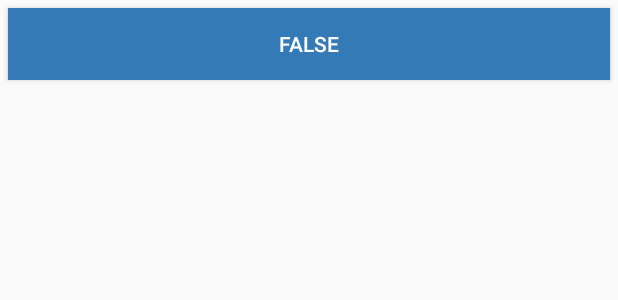
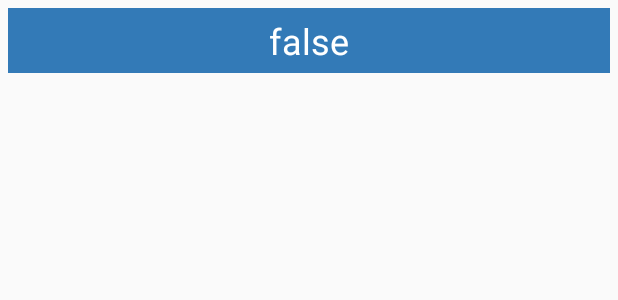
Before and after one commit to ArkadiuszGroch/SeniorCareAssistant, an Android app: the layout contact_row.xml on its own in the app's theme, with its tools: preview values and no code run, on a phone screen of 412 x 824 dp. Shown: the top 300 px of the screen. Run offline under Robolectric (Android 15) with nearby library versions, the phone set to English and light mode, and no system bars.

```diff
--- a/AndroidClient/app/src/main/java/pl/edu/pwste/goco/senior/Adapters/ContactsAdapter.java
+++ b/AndroidClient/app/src/main/java/pl/edu/pwste/goco/senior/Adapters/ContactsAdapter.java
@@ -1,13 +1,10 @@
 package pl.edu.pwste.goco.senior.Adapters;
 
 import android.content.Context;
-import android.support.annotation.NonNull;
-import android.support.annotation.Nullable;
 import android.view.LayoutInflater;
 import android.view.View;
 import android.view.ViewGroup;
 import android.widget.ArrayAdapter;
-import android.widget.ImageView;
 import android.widget.TextView;
 
 import java.util.Collections;
@@ -38,7 +35,7 @@ public class ContactsAdapter extends ArrayAdapter<Contact> {
         LayoutInflater inflater = (LayoutInflater) context
                 .getSystemService(Context.LAYOUT_INFLATER_SERVICE);
         View rowView = inflater.inflate(R.layout.contact_row, parent, false);
-        TextView textView = (TextView) rowView.findViewById(R.id.label);
+        TextView textView = (TextView) rowView.findViewById(R.id.contact_label);
         textView.setText(contactList.get(position).toString());
         return rowView;
     }
--- a/AndroidClient/app/src/main/res/layout/contact_row.xml
+++ b/AndroidClient/app/src/main/res/layout/contact_row.xml
@@ -3,12 +3,17 @@
     android:layout_width="match_parent"
     android:layout_height="wrap_content">
 
-    <Button
-        style="@style/buttons"
-        android:id="@+id/label"
+    <TextView
+        android:id="@+id/contact_label"
         android:layout_width="wrap_content"
         android:layout_height="wrap_content"
         android:layout_weight="1"
-        android:text="@+id/contact_name" />
+        android:background="@color/buttonsBackground"
+        android:text="@+id/contact_label"
+        android:textColor="@color/buttonsText"
+        android:padding="5dp"
+        android:textSize="24sp"
+        android:layout_margin = "5dp"
+        android:textAlignment="center"/>
 
 </LinearLayout>
```
Also changed, not shown: AndroidClient/app/src/main/java/pl/edu/pwste/goco/senior/CallToActivity.java (+29 -34 lines).
